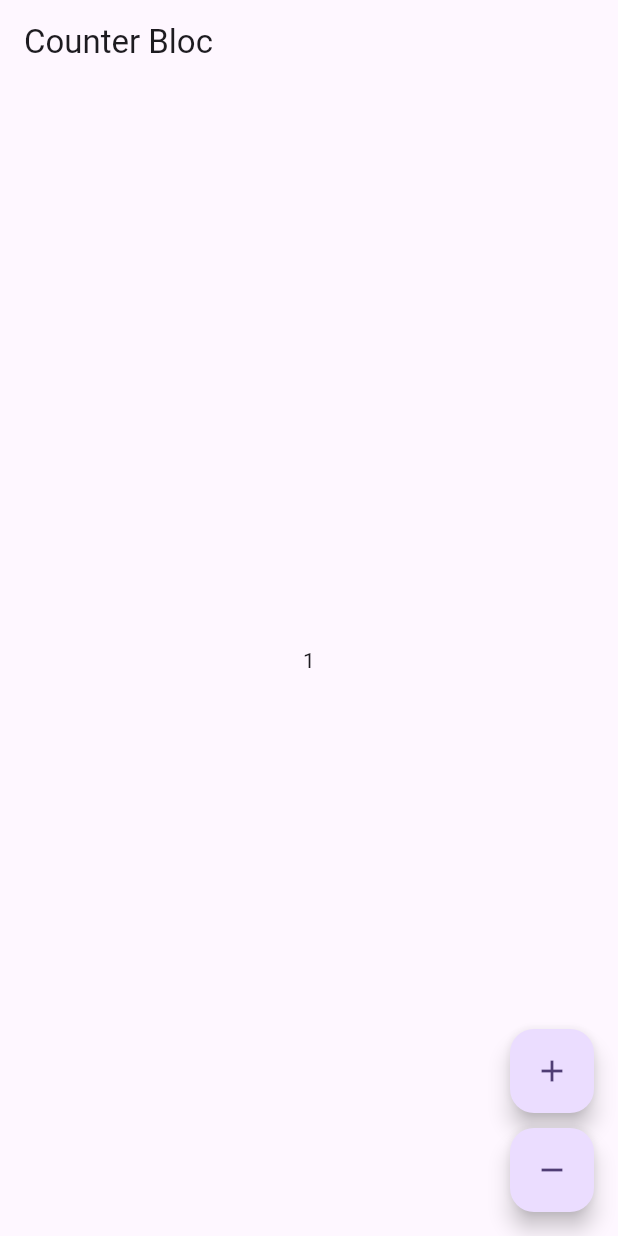
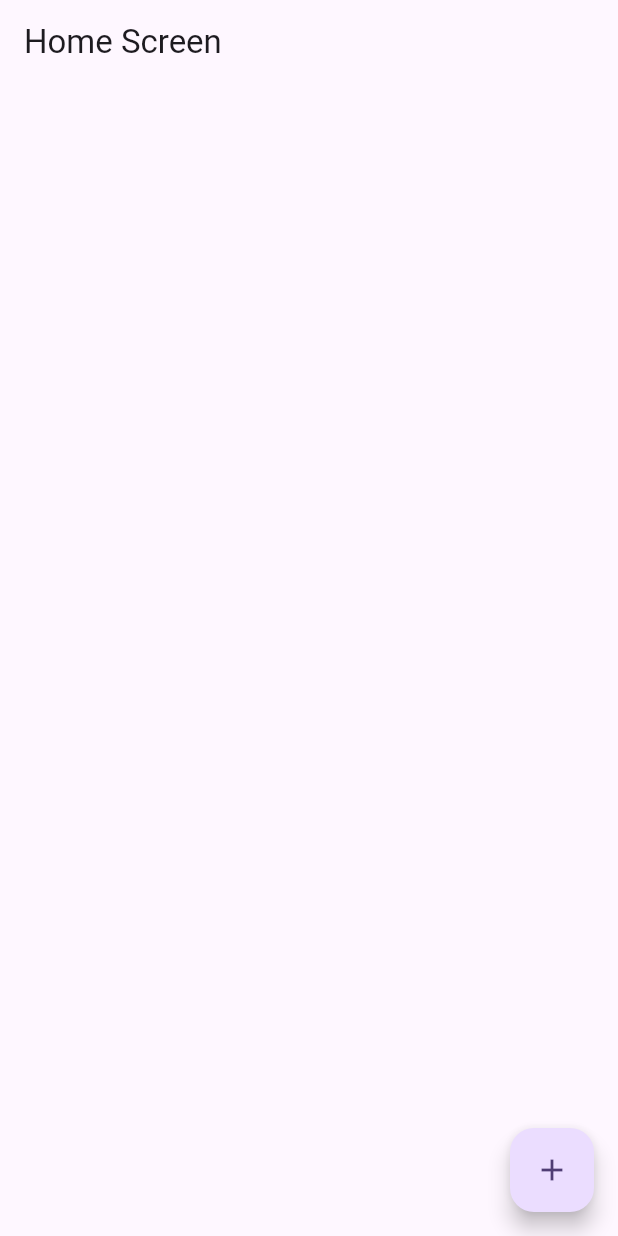
Before and after one commit to huzaifak08/Flutter-Bloc-State-Management, a Flutter app: the screen it shows after launch, after a tap on the "add" icon, on a phone screen of 412 x 824 dp. Run offline on Flutter 3.47's test engine with Material 3 defaults, Android fonts, the phone set to English and light mode, and no system bars; our stand-ins replace equatable.

```diff
--- a/lib/counter_block.dart
+++ /dev/null
@@ -1,14 +0,0 @@
-import 'package:flutter_bloc/flutter_bloc.dart';
-
-class CounterBloc extends Bloc<CounterEvent, int> {
-  CounterBloc() : super(0) {
-    on<IncrementEvent>((event, emit) => emit(state + 1));
-    on<DecrementEvent>((event, emit) => emit(state - 1));
-  }
-}
-
-abstract class CounterEvent {}
-
-class IncrementEvent extends CounterEvent {}
-
-class DecrementEvent extends CounterEvent {}
--- a/lib/home_screen.dart
+++ b/lib/home_screen.dart
@@ -1,39 +1,55 @@
-import 'package:bloc_statemanagement/counter_block.dart';
+import 'package:equatable/equatable.dart';
 import 'package:flutter/material.dart';
-import 'package:flutter_bloc/flutter_bloc.dart';
 
 class HomeScreen extends StatelessWidget {
   const HomeScreen({super.key});
 
   @override
   Widget build(BuildContext context) {
-    final CounterBloc counterBloc = BlocProvider.of<CounterBloc>(context);
     return Scaffold(
-      appBar: AppBar(title: Text('Counter Bloc')),
-      body: Center(child: BlocBuilder<CounterBloc, int>(
-        builder: (context, state) {
-          return Text('${state}');
+      appBar: AppBar(
+        title: const Text('Home Screen'),
+      ),
+      floatingActionButton: FloatingActionButton(
+        onPressed: () {
+          // Both Instances has same data but different hashcode
+          Person p1 = Person(name: "jack", age: 18);
+          Person p2 = Person(name: "jack", age: 18);
+
+          print(p1.hashCode.toString()); //105401917
+          print(p2.hashCode.toString()); //940035979
+
+          print(p1 == p2); // false
+
+          // To resolve this we have equatable package:
+          Adam a1 = Adam(name: "Charles", age: 20);
+          Adam a2 = Adam(name: "Charles", age: 20);
+
+          print(a1.hashCode.toString()); //989608747
+          print(a2.hashCode.toString()); //989608747
+
+          print(a1 == a2); // true
         },
-      )),
-      floatingActionButton: Column(
-        mainAxisAlignment: MainAxisAlignment.end,
-        crossAxisAlignment: CrossAxisAlignment.end,
-        children: [
-          FloatingActionButton(
-            onPressed: () {
-              counterBloc.add(IncrementEvent());
-            },
-            child: Icon(Icons.add),
-          ),
-          SizedBox(height: 10),
-          FloatingActionButton(
-            onPressed: () {
-              counterBloc.add(DecrementEvent());
-            },
-            child: Icon(Icons.remove),
-          ),
-        ],
+        child: const Icon(Icons.add),
       ),
     );
   }
 }
+
+// Without Equatable:
+class Person {
+  final String name;
+  final int age;
+  const Person({required this.name, required this.age});
+}
+
+// With Equatable:
+class Adam extends Equatable {
+  final String name;
+  final int age;
+
+  const Adam({required this.name, required this.age});
+
+  @override
+  List<Object?> get props => [name, age];
+}
--- a/lib/main.dart
+++ b/lib/main.dart
@@ -1,7 +1,5 @@
-import 'package:bloc_statemanagement/counter_block.dart';
 import 'package:bloc_statemanagement/home_screen.dart';
 import 'package:flutter/material.dart';
-import 'package:flutter_bloc/flutter_bloc.dart';
 
 void main() {
   runApp(const MyApp());
@@ -10,17 +8,14 @@ void main() {
 class MyApp extends StatelessWidget {
   const MyApp({super.key});
 
-  // This widget is the root of your application.
   @override
   Widget build(BuildContext context) {
     return MaterialApp(
-      title: 'Flutter Demo',
-      theme: ThemeData(
-        colorScheme: ColorScheme.fromSeed(seedColor: Colors.deepPurple),
-        useMaterial3: true,
-      ),
-      home: BlocProvider(
-          create: (context) => CounterBloc(), child: const HomeScreen()),
-    );
+        title: 'Flutter Demo',
+        theme: ThemeData(
+          colorScheme: ColorScheme.fromSeed(seedColor: Colors.deepPurple),
+          useMaterial3: true,
+        ),
+        home: const HomeScreen());
   }
 }
```
Also changed, not shown: pubspec.yaml (+1 -6 lines), pubspec.lock.
